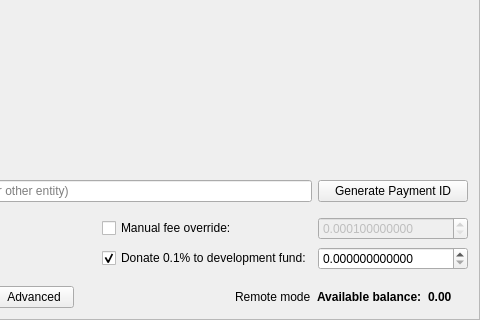
The window that src/gui/ui/sendframe.ui (STWcoin/STWcoin-wallet) describes before a commit, drawn with Qt 5; both pictures show x 386 to 866 and y 270 to 590 of the 866 by 590 pixel window.
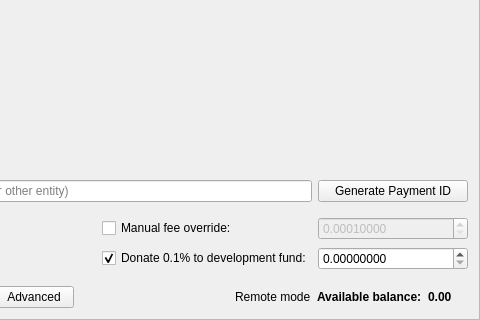
The same window after the commit. Icons and pictures are not drawn.

What changed in the file:
```diff
--- a/src/gui/ui/sendframe.ui
+++ b/src/gui/ui/sendframe.ui
@@ -260,19 +260,19 @@
              <string/>
             </property>
             <property name="decimals">
-             <number>12</number>
+             <number>8</number>
             </property>
             <property name="minimum">
-             <double>0.000100000000000</double>
+             <double>0.00010000</double>
             </property>
             <property name="maximum">
-             <double>999999999999999.000000000000000</double>
+             <double>999999999999999.00000000</double>
             </property>
             <property name="singleStep">
              <double>0.000100000000000</double>
             </property>
             <property name="value">
-             <double>0.000100000000000</double>
+             <double>0.00010000</double>
             </property>
            </widget>
           </item>
@@ -303,10 +303,10 @@
              <locale language="English" country="UnitedStates"/>
             </property>
             <property name="decimals">
-             <number>12</number>
+             <number>8</number>
             </property>
             <property name="maximum">
-             <double>999999999999999.000000000000000</double>
+             <double>999999999999999.00000000</double>
             </property>
             <property name="singleStep">
              <double>0.100000000000000</double>
```
Left out of the diff: 4 changed lines with no effect on the pictures.
